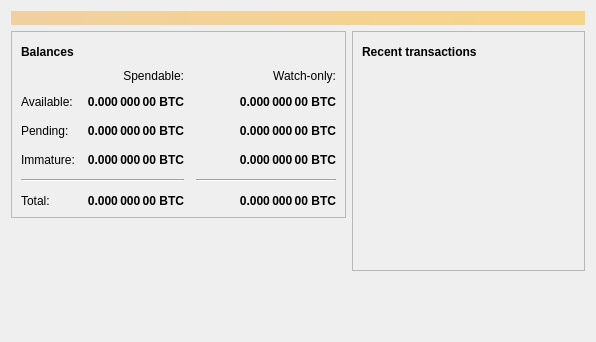
First picture: the form in src/qt/forms/overviewpage.ui, repository cryptozeny/anzucoin-0.14.2, before the edit.
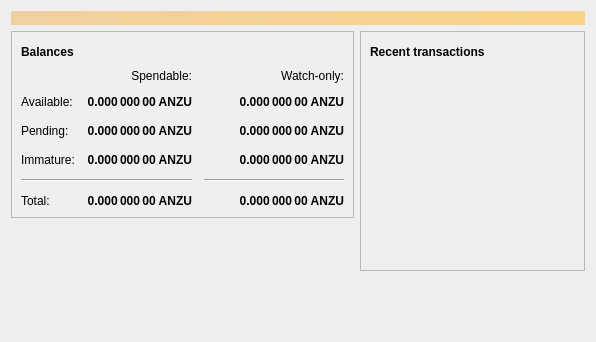
Second picture: the form after the edit. Icons and pictures are not drawn.

Commit message: git grep -l 'BTC' | xargs sed -i 's/BTC/ANZU/g'

```diff
--- a/src/qt/forms/overviewpage.ui
+++ b/src/qt/forms/overviewpage.ui
@@ -129,7 +129,7 @@
                <string>Unconfirmed transactions to watch-only addresses</string>
               </property>
               <property name="text">
-               <string notr="true">0.000 000 00 BTC</string>
+               <string notr="true">0.000 000 00 ANZU</string>
               </property>
               <property name="alignment">
                <set>Qt::AlignRight|Qt::AlignTrailing|Qt::AlignVCenter</set>
@@ -154,7 +154,7 @@
                <string>Total of transactions that have yet to be confirmed, and do not yet count toward the spendable balance</string>
               </property>
               <property name="text">
-               <string notr="true">0.000 000 00 BTC</string>
+               <string notr="true">0.000 000 00 ANZU</string>
               </property>
               <property name="alignment">
                <set>Qt::AlignRight|Qt::AlignTrailing|Qt::AlignVCenter</set>
@@ -179,7 +179,7 @@
                <string>Mined balance in watch-only addresses that has not yet matured</string>
               </property>
               <property name="text">
-               <string notr="true">0.000 000 00 BTC</string>
+               <string notr="true">0.000 000 00 ANZU</string>
               </property>
               <property name="alignment">
                <set>Qt::AlignRight|Qt::AlignTrailing|Qt::AlignVCenter</set>
@@ -237,7 +237,7 @@
                <string>Mined balance that has not yet matured</string>
               </property>
               <property name="text">
-               <string notr="true">0.000 000 00 BTC</string>
+               <string notr="true">0.000 000 00 ANZU</string>
               </property>
               <property name="alignment">
                <set>Qt::AlignRight|Qt::AlignTrailing|Qt::AlignVCenter</set>
@@ -282,7 +282,7 @@
                <string>Your current total balance</string>
               </property>
               <property name="text">
-               <string notr="true">0.000 000 00 BTC</string>
+               <string notr="true">0.000 000 00 ANZU</string>
               </property>
               <property name="alignment">
                <set>Qt::AlignRight|Qt::AlignTrailing|Qt::AlignVCenter</set>
@@ -307,7 +307,7 @@
                <string>Current total balance in watch-only addresses</string>
               </property>
               <property name="text">
-               <string notr="true">0.000 000 00 BTC</string>
+               <string notr="true">0.000 000 00 ANZU</string>
               </property>
               <property name="alignment">
                <set>Qt::AlignRight|Qt::AlignTrailing|Qt::AlignVCenter</set>
@@ -349,7 +349,7 @@
                <string>Your current spendable balance</string>
               </property>
               <property name="text">
-               <string notr="true">0.000 000 00 BTC</string>
+               <string notr="true">0.000 000 00 ANZU</string>
               </property>
               <property name="alignment">
                <set>Qt::AlignRight|Qt::AlignTrailing|Qt::AlignVCenter</set>
@@ -374,7 +374,7 @@
                <string>Your current balance in watch-only addresses</string>
               </property>
               <property name="text">
-               <string notr="true">0.000 000 00 BTC</string>
+               <string notr="true">0.000 000 00 ANZU</string>
               </property>
               <property name="alignment">
                <set>Qt::AlignRight|Qt::AlignTrailing|Qt::AlignVCenter</set>
```
The commit also changes 48 other files.
